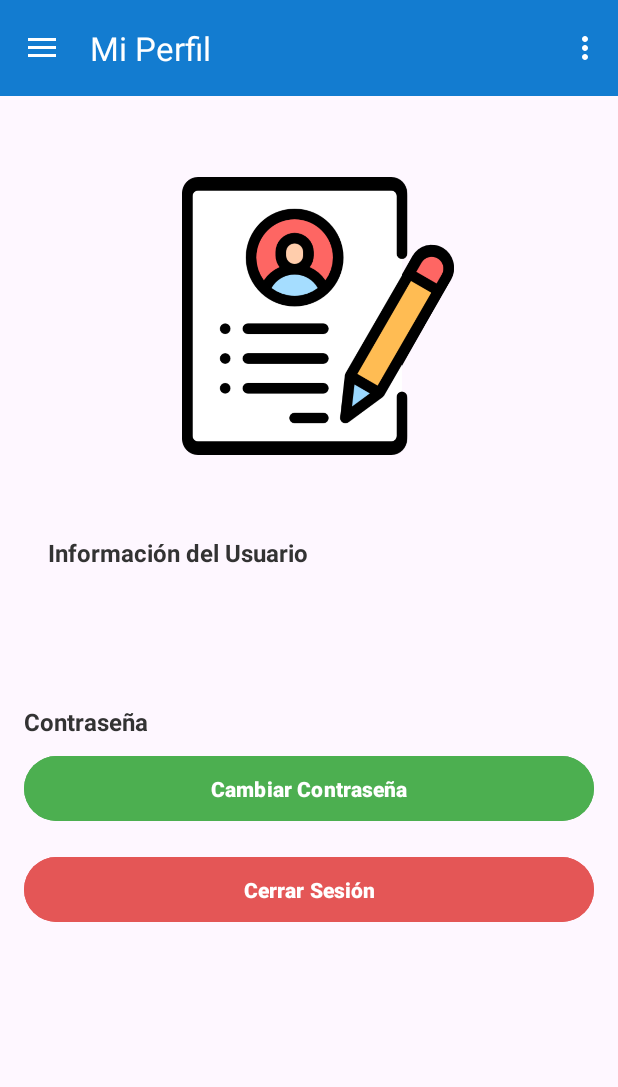
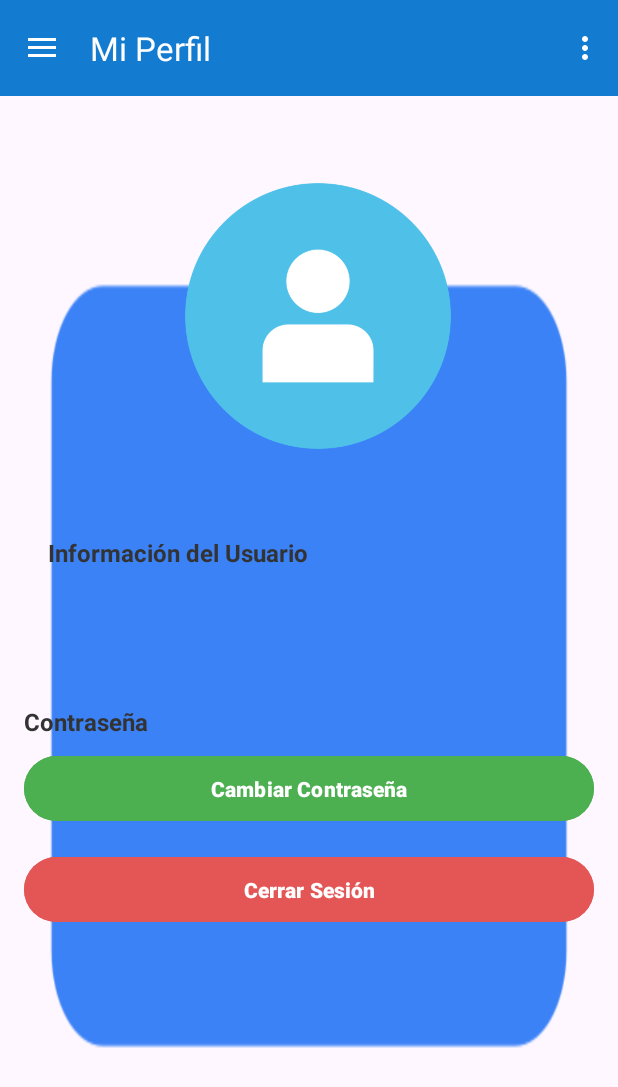
Before and after one commit to EdgarAHA/SecurityMerch, an Android app: the MainActivity2 screen opened directly, with no data from a screen before it, in the side drawer, after a tap on "Mi Perfil", on a phone screen of 412 x 824 dp. Shown: the top 1087 px of the screen. Run offline under Robolectric (Android 15) with nearby library versions, the phone set to English and light mode, and no system bars; our stand-ins replace Firebase (no records; nobody signed in at launch, a user with empty details on screens opened directly), navigation-ui.

Commit message:
actualizar19

```diff
--- a/app/build.gradle.kts
+++ b/app/build.gradle.kts
@@ -60,6 +60,8 @@ dependencies {
     implementation (platform("com.google.firebase:firebase-bom:32.0.0"))
     implementation ("com.google.mlkit:barcode-scanning:17.0.2")
     implementation ("com.google.android.gms:play-services-mlkit-barcode-scanning:18.0.0")
+    implementation ("com.itextpdf:itext7-core:7.2.3")
+
 
 
 }
--- a/app/src/main/AndroidManifest.xml
+++ b/app/src/main/AndroidManifest.xml
@@ -6,6 +6,10 @@
     <!-- Declaración de permisos -->
     <uses-permission android:name="android.permission.CAMERA" />
     <uses-permission android:name="android.permission.INTERNET" />
+
+    <uses-permission android:name="android.permission.WRITE_EXTERNAL_STORAGE" />
+    <uses-permission android:name="android.permission.READ_EXTERNAL_STORAGE" />
+
 
     <meta-data
         android:name="com.google.android.gms.version"
--- /dev/null
+++ b/app/src/main/res/drawable/pdf.xml
@@ -0,0 +1,5 @@
+<vector xmlns:android="http://schemas.android.com/apk/res/android" android:height="24dp" android:tint="#000000" android:viewportHeight="24" android:viewportWidth="24" android:width="24dp">
+
+    <path android:fillColor="@android:color/white" android:pathData="M20,2L8,2c-1.1,0 -2,0.9 -2,2v12c0,1.1 0.9,2 2,2h12c1.1,0 2,-0.9 2,-2L22,4c0,-1.1 -0.9,-2 -2,-2zM11.5,9.5c0,0.83 -0.67,1.5 -1.5,1.5L9,11v2L7.5,13L7.5,7L10,7c0.83,0 1.5,0.67 1.5,1.5v1zM16.5,11.5c0,0.83 -0.67,1.5 -1.5,1.5h-2.5L12.5,7L15,7c0.83,0 1.5,0.67 1.5,1.5v3zM20.5,8.5L19,8.5v1h1.5L20.5,11L19,11v2h-1.5L17.5,7h3v1.5zM9,9.5h1v-1L9,8.5v1zM4,6L2,6v14c0,1.1 0.9,2 2,2h14v-2L4,20L4,6zM14,11.5h1v-3h-1v3z"/>
+
+</vector>
--- a/app/src/main/res/layout/activity_main.xml
+++ b/app/src/main/res/layout/activity_main.xml
@@ -13,16 +13,17 @@
             android:layout_width="wrap_content"
             android:layout_height="wrap_content"
             android:fontFamily="sans-serif-medium"
-            android:text="Welcome"
+            android:text="INICIA SESIÓN"
             android:textAllCaps="false"
             android:textColor="#E8E0E1"
             android:textSize="34sp"
             android:textStyle="bold"
             app:layout_constraintBottom_toTopOf="@+id/editTextUsername"
             app:layout_constraintEnd_toEndOf="parent"
+            app:layout_constraintHorizontal_bias="0.497"
             app:layout_constraintStart_toStartOf="parent"
             app:layout_constraintTop_toTopOf="parent"
-            app:layout_constraintVertical_bias="0.906" />
+            app:layout_constraintVertical_bias="0.956" />
 
         <EditText
             android:id="@+id/editTextUsername"
--- a/app/src/main/res/layout/fragment_slideshow.xml
+++ b/app/src/main/res/layout/fragment_slideshow.xml
@@ -1,15 +1,18 @@
 <LinearLayout xmlns:android="http://schemas.android.com/apk/res/android"
+    xmlns:app="http://schemas.android.com/apk/res-auto"
     android:layout_width="match_parent"
     android:layout_height="match_parent"
-    android:backgroundTint="#673AB7"
     android:orientation="vertical"
-    android:padding="16dp">
+    android:padding="16dp"
+    android:background="@drawable/rectangulo">
 
     <!-- Encabezado -->
 
     <!-- Imagen de Usuario -->
 
     <!-- Contenedor de Información -->
+
+
 
     <LinearLayout
         android:layout_width="392dp"
@@ -21,9 +24,9 @@
             android:id="@+id/iv_user_icon"
             android:layout_width="181dp"
             android:layout_height="185dp"
-            android:background="@drawable/curriculum"
             android:elevation="4dp"
-            android:src="@drawable/curriculum" />
+            android:src="@drawable/gente" />
+
     </LinearLayout>
 
     <LinearLayout
@@ -88,7 +91,8 @@
         android:paddingVertical="12dp"
         android:text="Cambiar Contraseña"
         android:textColor="#FFFFFF"
-        android:textStyle="bold" />
+        android:textStyle="bold"
+        />
 
     <Button
         android:id="@+id/btn_logout"
--- a/app/src/main/res/menu/activity_main_drawer.xml
+++ b/app/src/main/res/menu/activity_main_drawer.xml
@@ -16,5 +16,9 @@
             android:id="@+id/nav_slideshow"
             android:icon="@drawable/usuario"
             android:title="Mi Perfil" />
+        <item
+            android:id="@+id/nav_reporte"
+            android:icon="@drawable/pdf"
+            android:title="Reportes" />
     </group>
 </menu>
--- a/app/src/main/res/navigation/mobile_navigation.xml
+++ b/app/src/main/res/navigation/mobile_navigation.xml
@@ -22,4 +22,10 @@
         android:name="com.example.securitymerch.ui.slideshow.SlideshowFragment"
         android:label="Mi Perfil"
         tools:layout="@layout/fragment_slideshow" />
+    <fragment
+        android:id="@+id/nav_reporte"
+        android:name="com.example.securitymerch.ui.reporte.ReporteFragment"
+        android:label="Mi Perfil"
+        tools:layout="@layout/fragment_reporte" />
+
 </navigation>
```
Also changed, not shown: app/src/main/java/com/example/securitymerch/ui/reporte/ReporteFragment.java (added, +116 -0 lines), app/src/main/res/layout/fragment_reporte.xml (added, +32 -0 lines), app/src/main/res/drawable/gente.png (added), app/src/main/res/drawable/pdf2.png (added), app/src/main/res/drawable/rectangulo.png (added).
